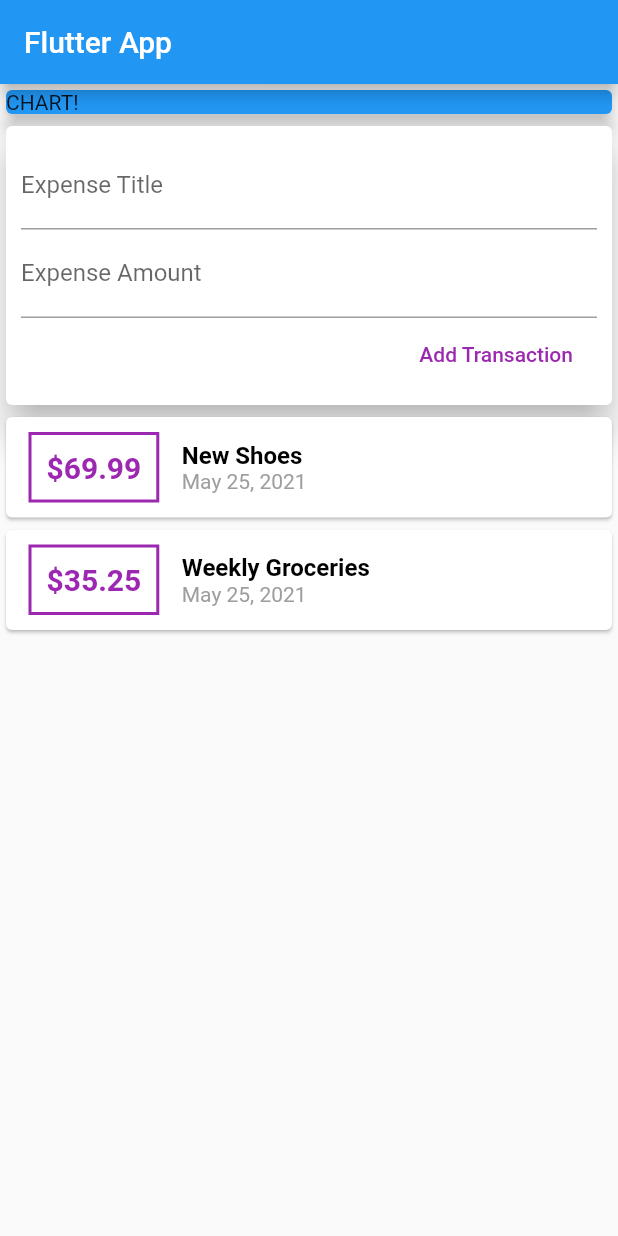
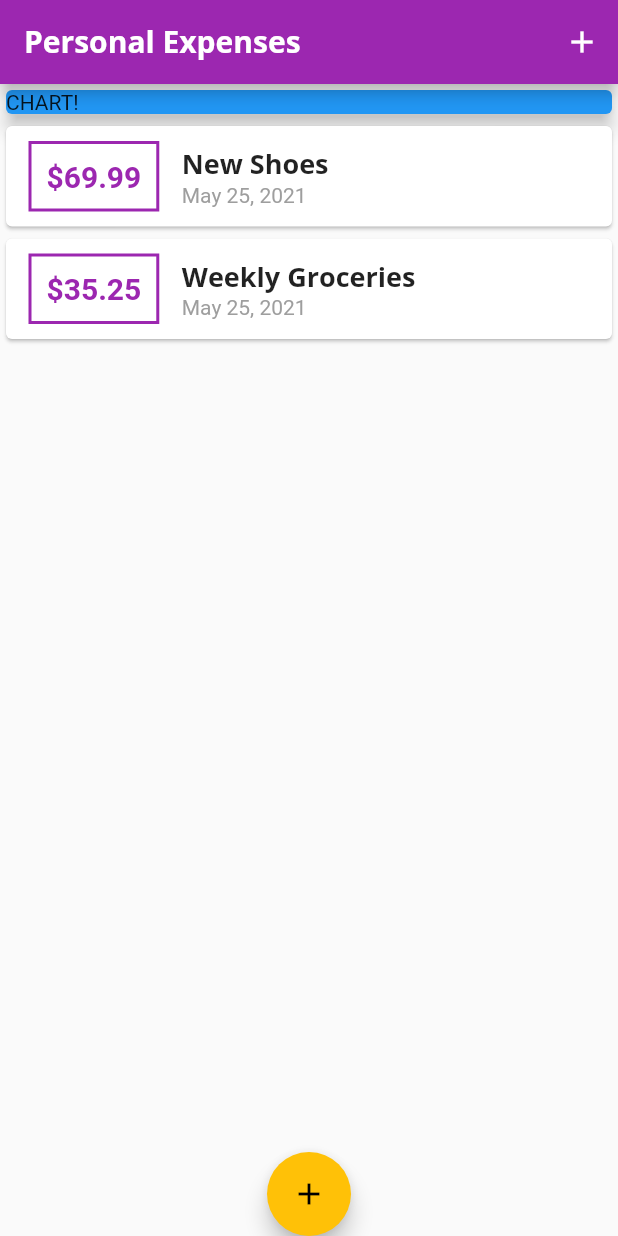
Before and after one commit to Medhatt12/expense_app, a Flutter app: the screen it shows after launch, on a phone screen of 412 x 824 dp. Run offline on Flutter 3.47's test engine with Material 2 defaults, Android fonts, the phone set to English and light mode, and no system bars; Roboto replaces fonts that are missing (Open Sans).

Commit message:
Themes and Styling

```diff
--- a/lib/main.dart
+++ b/lib/main.dart
@@ -1,6 +1,10 @@
-import './transaction.dart';
+import './widgets/transaction_list.dart';
+
+import './widgets/new_transaction.dart';
+//import './widgets/user_transaction.dart';
 import 'package:flutter/material.dart';
-import 'package:intl/intl.dart';
+
+import './models/transaction.dart';
 
 void main() {
   runApp(MyApp());
@@ -10,18 +14,34 @@ class MyApp extends StatelessWidget {
   @override
   Widget build(BuildContext context) {
     return MaterialApp(
-      title: 'Flutter Demo',
+      title: 'Personal Expenses',
       debugShowCheckedModeBanner: false,
       theme: ThemeData(
-        primarySwatch: Colors.blue,
-      ),
+          primarySwatch: Colors.purple,
+          accentColor: Colors.amber,
+          fontFamily: 'Quicksand',
+          textTheme: ThemeData.light().textTheme.copyWith(title: TextStyle(
+                      fontFamily: 'OpenSans',
+                      fontSize: 18,
+                      fontWeight: FontWeight.bold)),
+          appBarTheme: AppBarTheme(
+              textTheme: ThemeData.light().textTheme.copyWith(
+                  title: TextStyle(
+                      fontFamily: 'OpenSans',
+                      fontSize: 20,
+                      fontWeight: FontWeight.bold)))),
       home: MyHomePage(),
     );
   }
 }
 
-class MyHomePage extends StatelessWidget {
-  final List<Transaction> transactions = [
+class MyHomePage extends StatefulWidget {
+  @override
+  _MyHomePageState createState() => _MyHomePageState();
+}
+
+class _MyHomePageState extends State<MyHomePage> {
+  final List<Transaction> _userTransactions = [
     Transaction(
         id: 't1', title: 'New Shoes', amount: 69.99, date: DateTime.now()),
     Transaction(
@@ -30,16 +50,49 @@ class MyHomePage extends StatelessWidget {
         amount: 35.25,
         date: DateTime.now())
   ];
-  String titleInput;
-  String amountInput;
+
+  void _addNewTransaction(String txTitle, double txAmount) {
+    final newTx = Transaction(
+        id: DateTime.now().toString(),
+        title: txTitle,
+        amount: txAmount,
+        date: DateTime.now());
+    setState(() {
+      _userTransactions.add(newTx);
+    });
+  }
+
+  void _startAddNewTransaction(BuildContext ctx) {
+    showModalBottomSheet(
+        context: ctx,
+        builder: (_) {
+          return GestureDetector(
+            child: NewTransaction(_addNewTransaction),
+            onTap: () {},
+            behavior: HitTestBehavior.opaque,
+          );
+        });
+  }
 
   @override
   Widget build(BuildContext context) {
     return Scaffold(
       appBar: AppBar(
-          title: Text('Flutter App'),
+        title: Text(
+          'Personal Expenses',
+          style: TextStyle(fontFamily: 'Open Sans'),
         ),
-        body: Column(
+        actions: <Widget>[
+          IconButton(
+              onPressed: () {
+                _startAddNewTransaction(context);
+              },
+              icon: Icon(Icons.add))
+        ],
+      ),
+      body: ListView(
+        children: <Widget>[
+          Column(
               mainAxisAlignment: MainAxisAlignment.start,
               crossAxisAlignment: CrossAxisAlignment.stretch,
               children: <Widget>[
@@ -51,67 +104,17 @@ class MyHomePage extends StatelessWidget {
                     elevation: 5,
                   ),
                 ),
-              Card(
-                elevation: 10,
-                child: Container(
-                  padding: EdgeInsets.all(10),
-                  child: Column(
-                  crossAxisAlignment: CrossAxisAlignment.end,
-                  children: <Widget>[
-                    TextField(decoration: InputDecoration(labelText: 'Expense Title'),onChanged: (value){
-                      titleInput =value;
-                    },),
-                    TextField(decoration: InputDecoration(labelText: 'Expense Amount'), onChanged: (val){
-                      amountInput = val;
-                    },),
-                    FlatButton( child: Text('Add Transaction'), textColor: Colors.purple, onPressed: (){
-                      print(amountInput + "  and   "+ titleInput);
-                    },)
-                  ]
+                TransactionList(_userTransactions),
+              ])
+        ],
       ),
-                ),),
-              Column(
-                children: transactions.map((tx) {
-                  return Card(
-                      child: Row(children: <Widget>[
-                    Container(
-                        margin:
-                            EdgeInsets.symmetric(vertical: 10, horizontal: 15),
-                        decoration: BoxDecoration(
-                            border: Border.all(
-                                color: Colors.purple,
-                                width: 2,
-                                style: BorderStyle.solid)),
-                        padding: EdgeInsets.all(10),
-                        child: Text(
-                          '\$${tx.amount}',
-                          style: TextStyle(
-                              fontWeight: FontWeight.bold,
-                              fontSize: 20,
-                              color: Colors.purple),
-                        )),
-                    Column(
-                      mainAxisAlignment: MainAxisAlignment.spaceBetween,
-                      crossAxisAlignment: CrossAxisAlignment.start,
-                      children: [
-                        Text(
-                          tx.title,
-                          style: TextStyle(
-                            color: Colors.black,
-                            fontWeight: FontWeight.bold,
-                            fontSize: 16,
+      floatingActionButtonLocation: FloatingActionButtonLocation.centerDocked,
+      floatingActionButton: FloatingActionButton(
+        child: Icon(Icons.add),
+        onPressed: () {
+          _startAddNewTransaction(context);
+        },
       ),
-                        ),
-                        Text(
-                          DateFormat.yMMMd().format(tx.date),
-                          style: TextStyle(color: Colors.grey),
-                        )
-                      ],
-                    )
-                  ]));
-                }).toList(),
-              )
-            ]));
+    );
   }
-  //kkmim
 }
--- /dev/null
+++ b/lib/widgets/transaction_list.dart
@@ -0,0 +1,53 @@
+import 'package:expenses_app/models/transaction.dart';
+import 'package:flutter/material.dart';
+import 'package:intl/intl.dart';
+import '../models/transaction.dart';
+
+class TransactionList extends StatelessWidget {
+  final List<Transaction> transactions;
+
+  TransactionList(this.transactions);
+
+  @override
+  Widget build(BuildContext context) {
+    return Container(
+      child: Column(
+          children: transactions.map((tx) {
+            return Card(
+                child: Row(children: <Widget>[
+              Container(
+                  margin: EdgeInsets.symmetric(vertical: 10, horizontal: 15),
+                  decoration: BoxDecoration(
+                      border: Border.all(
+                          color: Theme.of(context).primaryColor,
+                          width: 2,
+                          style: BorderStyle.solid)),
+                  padding: EdgeInsets.all(10),
+                  child: Text(
+                    '\$${tx.amount.toStringAsFixed(2)}',
+                    style: TextStyle(
+                        fontWeight: FontWeight.bold,
+                        fontSize: 20,
+                        color: Theme.of(context).primaryColor),
+                  )),
+              Column(
+                mainAxisAlignment: MainAxisAlignment.spaceBetween,
+                crossAxisAlignment: CrossAxisAlignment.start,
+                children: [
+                  Text(
+                    tx.title,
+                    style: Theme.of(context).textTheme.title,
+                  ),
+                  Text(
+                    DateFormat.yMMMd().format(tx.date),
+                    style: TextStyle(color: Colors.grey),
+                  )
+                ],
+              )
+                ]));
+          }).toList(),
+        ),
+      );
+
+  }
+}
```
Also changed, not shown: lib/widgets/new_transaction.dart (added, +57 -0 lines), pubspec.yaml (+11 -6 lines), assets/fonts/OpenSans-Bold.ttf (added), assets/fonts/OpenSans-Regular.ttf (added), assets/fonts/Quicksand-Bold.ttf (added), assets/fonts/Quicksand-Light.ttf (added), assets/fonts/Quicksand-Medium.ttf (added), assets/fonts/Quicksand-Regular.ttf (added), lib/models/transaction.dart (renamed from lib/transaction.dart), pubspec.lock. Lines whose indentation alone changed are shown as unchanged.
